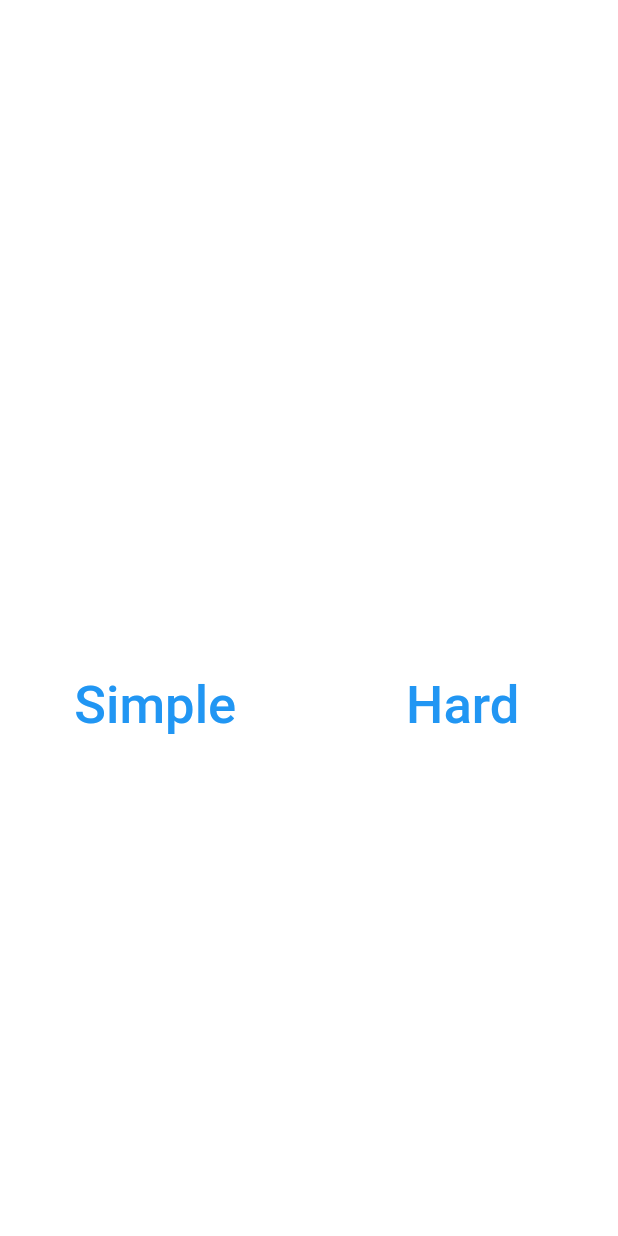
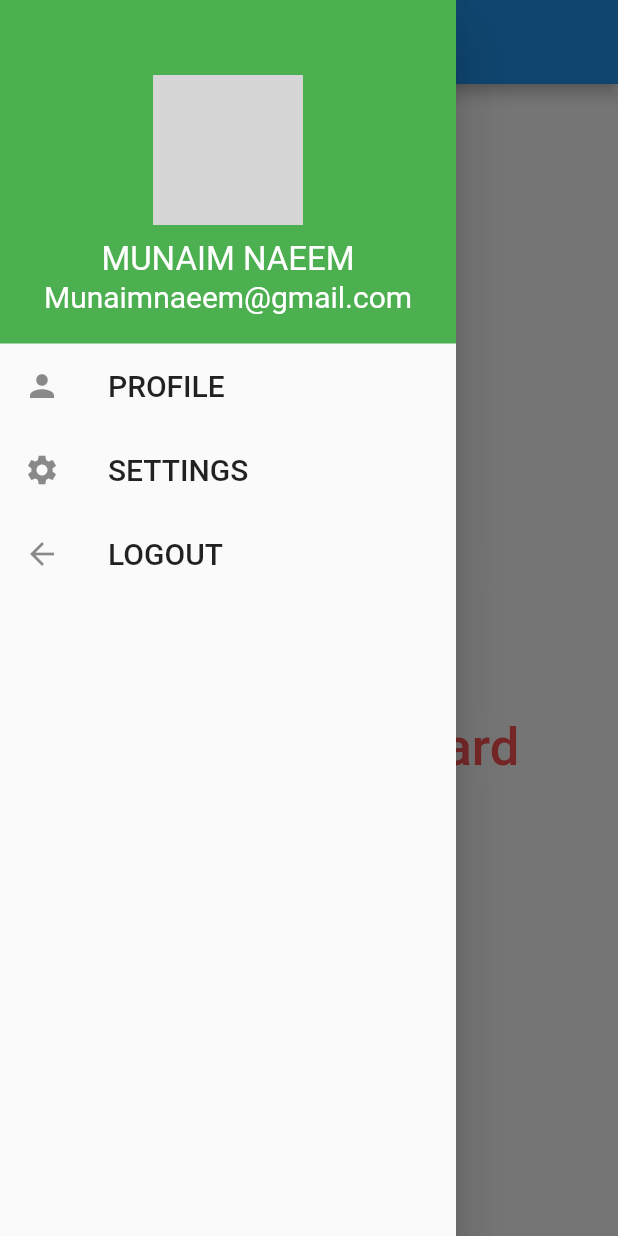
Before and after one commit to umar195/Sessional, a Flutter app: the screen it shows after launch, with the side drawer open (before the commit the screen has no drawer), on a phone screen of 412 x 824 dp. Run offline on Flutter 3.47's test engine with Material 2 defaults, Android fonts, the light colour scheme and no system bars; our stand-ins replace flare_flutter, splashscreen; missing offline and left inert: alert_dialog; network calls fail; grey boxes are pictures that could not be loaded.

Commit message:
Navigation Drawer
added navigation drawer

```diff
--- a/lib/main.dart
+++ b/lib/main.dart
@@ -1,8 +1,9 @@
+import 'package:flare_tutorial/main_drawer.dart';
 import 'package:flare_tutorial/splashscreen.dart';
 import 'package:flutter/material.dart';
 import 'simple.dart';
 import 'hard.dart';
-
+import './main_drawer.dart';
 void main() => runApp(SplashScreenPage());
 
 class MyApp extends StatelessWidget {
@@ -53,6 +54,10 @@ class _MyHomePageState extends State<MyHomePage> {
     // than having to individually change instances of widgets.
     return Scaffold(
       backgroundColor: Colors.white24,
+      appBar: AppBar(
+        title: Text('HOME PAGE'),
+      ),
+      drawer: MainDrawer(),
 
       body: Center(
         // Center is a layout widget. It takes a single child and positions it
@@ -93,7 +98,7 @@ class _MyHomePageState extends State<MyHomePage> {
                       Navigator.push(context,MaterialPageRoute(builder: (context)=>simple()));
                     });
                   },
-                    child: Text("Simple",style: TextStyle(fontSize: 35,color: Colors.blue),),
+                    child: Text("Simple",style: TextStyle(fontSize: 35,color: Colors.redAccent),),
                   ),
                 ),
                 Container(
@@ -108,7 +113,7 @@ class _MyHomePageState extends State<MyHomePage> {
                       Navigator.push(context,MaterialPageRoute(builder: (context)=>hard()));
                     });
                   },
-                    child: Text("Hard",style: TextStyle(fontSize: 35,color: Colors.blue),),
+                    child: Text("Hard",style: TextStyle(fontSize: 35,color: Colors.redAccent),),
                   ),
                 )
               ],
--- /dev/null
+++ b/lib/main_drawer.dart
@@ -0,0 +1,67 @@
+import 'package:flutter/material.dart';
+class MainDrawer extends StatelessWidget {
+  @override
+  Widget build(BuildContext context) {
+    return Drawer(
+      child: Column(
+        children: [
+          Container(
+            width: double.infinity,
+            padding: EdgeInsets.all(20),
+            color: Colors.green,
+            child: Center(
+              child: Column(
+                children: [
+                  Container(
+                    width: 100,
+                    height: 100,
+                    margin: EdgeInsets.only(
+                      top: 30,
+                      bottom: 10,
+                    ),
+                    decoration: BoxDecoration(
+                      shape: BoxShape.circle,
+                      image: DecorationImage(image: NetworkImage('https://www.google.com/url?sa=i&url=https%3A%2F%2Fpixabay.com%2Fimages%2Fsearch%2Fnature%2F&psig=AOvVaw3TAi4R8VFkPp0cKM9ASuzl&ust=1607257530437000&source=images&cd=vfe&ved=0CAIQjRxqFwoTCKjjz_Xqtu0CFQAAAAAdAAAAABAD',
+                      ),
+                          fit: BoxFit.fill
+                      ),
+                    ),
+                  ),
+                  Text(
+                    'MUNAIM NAEEM', style: TextStyle(fontSize: 22, color: Colors.white,
+                  ),
+                  ),
+                  Text(
+                    'Munaimnaeem@gmail.com', style: TextStyle(fontSize: 20, color: Colors.white,
+                  ),
+                  ),
+                ],
+              ),
+            ),
+          ),
+          ListTile(
+            leading: Icon(Icons.person),
+            title: Text('PROFILE', style: TextStyle(fontSize: 20,
+            ),
+            ),
+            onTap: null,
+          ),
+          ListTile(
+            leading: Icon(Icons.settings),
+            title: Text('SETTINGS', style: TextStyle(fontSize: 20,
+            ),
+            ),
+            onTap: null,
+          ),
+          ListTile(
+            leading: Icon(Icons.arrow_back),
+            title: Text('LOGOUT', style: TextStyle(fontSize: 20,
+            ),
+            ),
+            onTap: null,
+          ),
+        ],
+      ),
+    );
+  }
+}
```
